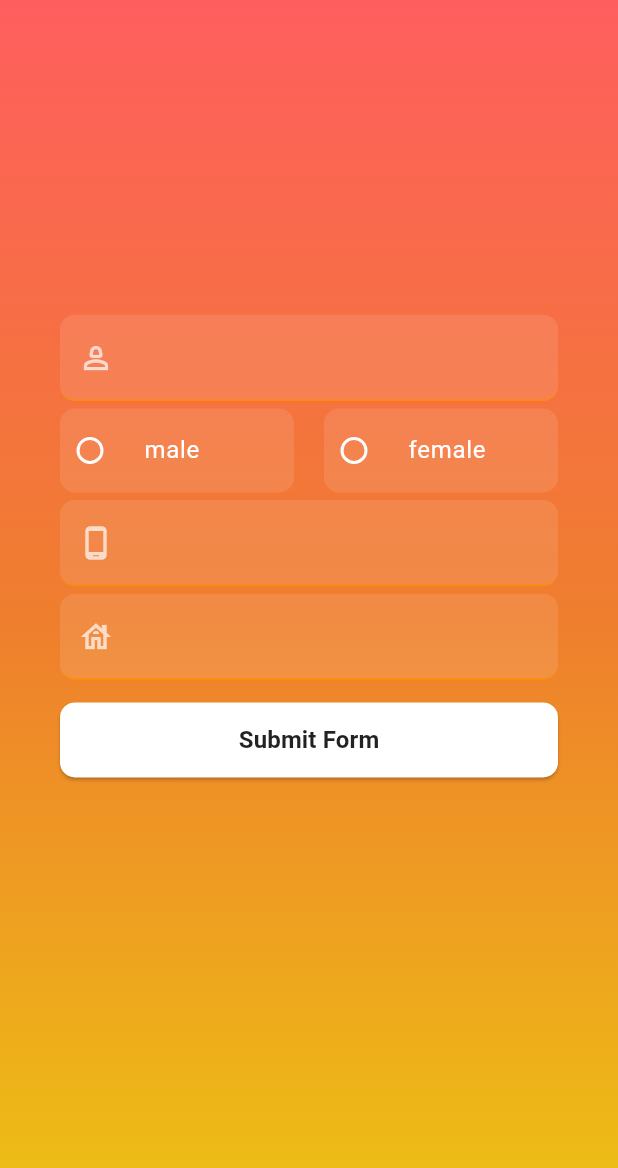
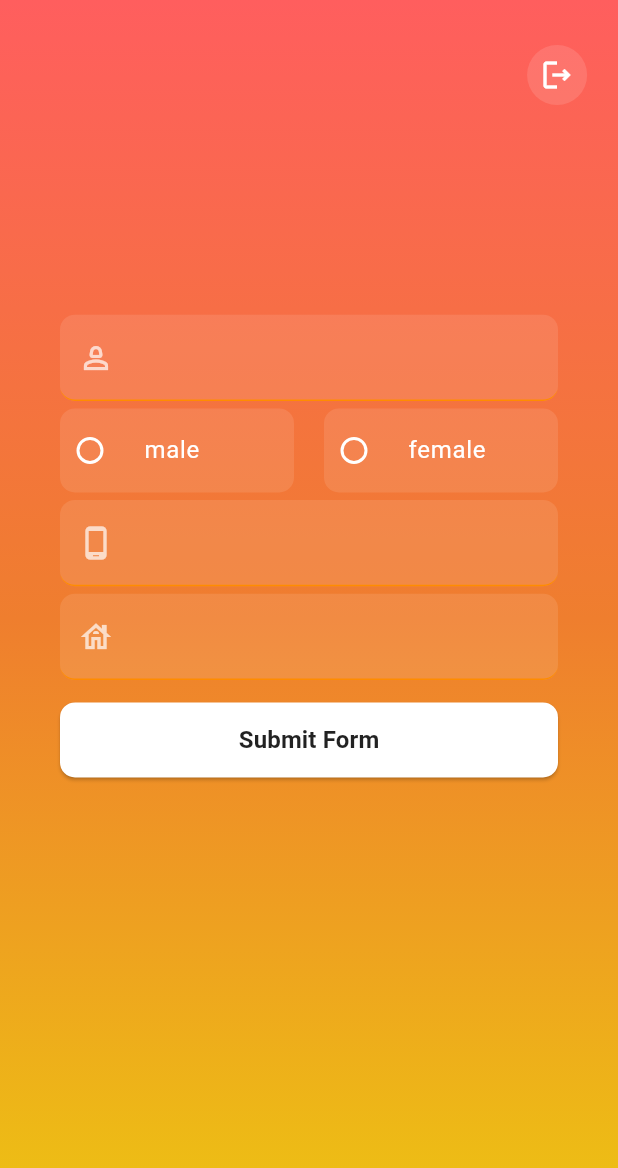
Before and after one commit to mynameisarwan/flutter_firebaseapp, a Flutter app: the ProfileScreen screen opened directly with empty values, on a phone screen of 412 x 824 dp. Shown: the top 1168 px of the screen. Run offline on Flutter 3.47's test engine with Material 3 defaults, Android fonts, the phone set to English and light mode, and no system bars; our stand-ins replace cloud_firestore, firebase_auth, firebase_core, get; accounts and stored records are empty.

Commit message:
update profilescreen controller

```diff
--- a/lib/src/screens/profile_screen.dart
+++ b/lib/src/screens/profile_screen.dart
@@ -1,9 +1,11 @@
+import 'package:firebase_auth/firebase_auth.dart' as eos;
 import 'package:flutter/material.dart';
 import 'package:flutter_firebaseapp/src/common_widgets/template_button.dart';
 import 'package:flutter_firebaseapp/src/common_widgets/template_radionbutton.dart';
 import 'package:flutter_firebaseapp/src/common_widgets/template_widgets.dart';
 import 'package:flutter_firebaseapp/src/enums/enum_datalookup.dart';
 import 'package:flutter_firebaseapp/src/models/user.dart';
+import 'package:flutter_firebaseapp/src/screens/signin_screen.dart';
 
 class ProfileScreen extends StatefulWidget {
   final String userEmail;
@@ -39,6 +41,46 @@ class _ProfileScreenState extends State<ProfileScreen> {
           final user = snapshot.data!;
 
           return Scaffold(
+            extendBodyBehindAppBar: true,
+            appBar: AppBar(
+              automaticallyImplyLeading: false,
+              backgroundColor: Colors.transparent,
+              toolbarHeight: 100,
+              actions: [
+                Ink(
+                  width: 40,
+                  height: 40,
+                  decoration: const ShapeDecoration(
+                    shape: CircleBorder(),
+                    color: Colors.white12,
+                  ),
+                  child: Center(
+                    child: IconButton(
+                      color: Colors.white,
+                      onPressed: () {
+                        eos.FirebaseAuth.instance.signOut().then(
+                          (value) {
+                            Navigator.push(
+                              context,
+                              MaterialPageRoute(
+                                builder: (context) => const SignInScreen(),
+                              ),
+                            );
+                          },
+                        );
+                      },
+                      icon: const Icon(
+                        Icons.logout_outlined,
+                        color: Colors.white,
+                      ),
+                    ),
+                  ),
+                ),
+                SizedBox(
+                  width: screenSize.width / 20,
+                )
+              ],
+            ),
             body: Container(
               width: screenSize.width,
               height: screenSize.height,
@@ -127,7 +169,7 @@ class _ProfileScreenState extends State<ProfileScreen> {
                         _addressTextController,
                         user.profileAddress,
                         Icons.house_outlined,
-                        TextInputType.phone,
+                        TextInputType.streetAddress,
                       ),
                       const SizedBox(
                         height: 5,
```
